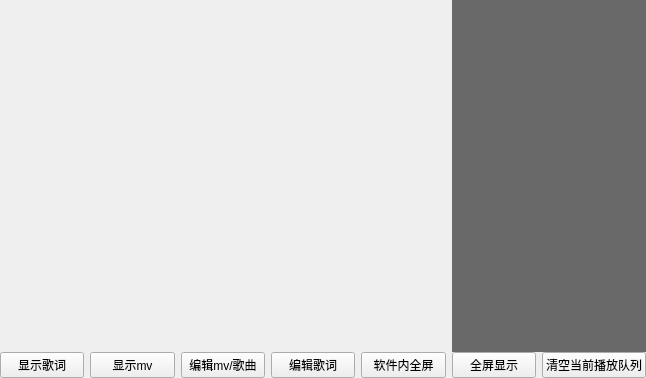
inportinitial/NMP3, file PlayMP4Page/playmp4page.ui: the form before one commit.
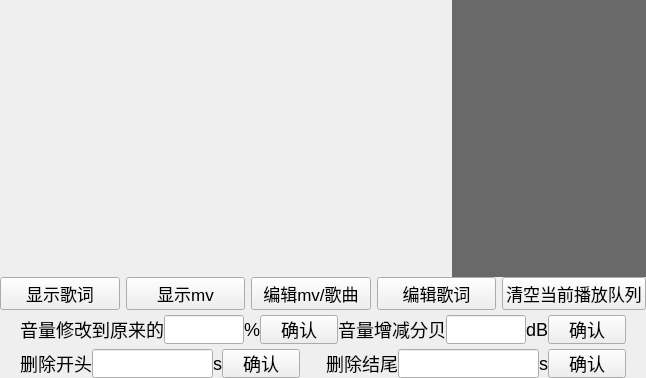
The form after the commit. Custom widgets are drawn as their Qt base class.

Diff of the .ui file:
```diff
--- a/PlayMP4Page/playmp4page.ui
+++ b/PlayMP4Page/playmp4page.ui
@@ -130,6 +130,14 @@
    </item>
    <item>
     <widget class="QFrame" name="frame_4">
+     <property name="font">
+      <font>
+       <pointsize>13</pointsize>
+      </font>
+     </property>
+     <property name="styleSheet">
+      <string notr="true"/>
+     </property>
      <property name="frameShape">
       <enum>QFrame::Shape::NoFrame</enum>
      </property>
@@ -177,20 +185,6 @@
         </property>
        </widget>
       </item>
-      <item>
-       <widget class="QPushButton" name="FullScreenInNMP3">
-        <property name="text">
-         <string>软件内全屏</string>
-        </property>
-       </widget>
-      </item>
-      <item>
-       <widget class="QPushButton" name="FullSreen">
-        <property name="text">
-         <string>全屏显示</string>
-        </property>
-       </widget>
-      </item>
       <item>
        <widget class="QPushButton" name="ClearNowPlayingSongList">
         <property name="text">
@@ -201,6 +195,432 @@
      </layout>
     </widget>
    </item>
+   <item>
+    <widget class="QFrame" name="SimpleEditSongFrame">
+     <property name="font">
+      <font>
+       <pointsize>-1</pointsize>
+      </font>
+     </property>
+     <property name="styleSheet">
+      <string notr="true">QObject{
+font-size: 18px;
+}
+QPushButton{
+padding-left : 20px;
+padding-right: 20px;
+}</string>
+     </property>
+     <property name="frameShape">
+      <enum>QFrame::Shape::NoFrame</enum>
+     </property>
+     <property name="frameShadow">
+      <enum>QFrame::Shadow::Raised</enum>
+     </property>
+     <layout class="QVBoxLayout" name="verticalLayout_3">
+      <property name="spacing">
+       <number>5</number>
+      </property>
+      <property name="leftMargin">
+       <number>0</number>
+      </property>
+      <property name="topMargin">
+       <number>5</number>
+      </property>
+      <property name="rightMargin">
+       <number>0</number>
+      </property>
+      <property name="bottomMargin">
+       <number>0</number>
+      </property>
+      <item>
+       <widget class="QFrame" name="frame_3">
+        <property name="font">
+         <font>
+          <pointsize>-1</pointsize>
+         </font>
+        </property>
+        <property name="frameShape">
+         <enum>QFrame::Shape::NoFrame</enum>
+        </property>
+        <property name="frameShadow">
+         <enum>QFrame::Shadow::Raised</enum>
+        </property>
+        <layout class="QHBoxLayout" name="horizontalLayout">
+         <property name="spacing">
+          <number>0</number>
+         </property>
+         <property name="leftMargin">
+          <number>20</number>
+         </property>
+         <property name="topMargin">
+          <number>0</number>
+         </property>
+         <property name="rightMargin">
+          <number>20</number>
+         </property>
+         <property name="bottomMargin">
+          <number>0</number>
+         </property>
+         <item>
+          <widget class="QFrame" name="frame_5">
+           <property name="frameShape">
+            <enum>QFrame::Shape::NoFrame</enum>
+           </property>
+           <property name="frameShadow">
+            <enum>QFrame::Shadow::Raised</enum>
+           </property>
+           <layout class="QHBoxLayout" name="horizontalLayout_3">
+            <property name="spacing">
+             <number>0</number>
+            </property>
+            <property name="leftMargin">
+             <number>0</number>
+            </property>
+            <property name="topMargin">
+             <number>0</number>
+            </property>
+            <property name="rightMargin">
+             <number>0</number>
+            </property>
+            <property name="bottomMargin">
+             <number>0</number>
+            </property>
+            <item>
+             <widget class="QLabel" name="label">
+              <property name="font">
+               <font>
+                <pointsize>-1</pointsize>
+               </font>
+              </property>
+              <property name="text">
+               <string>音量修改到原来的</string>
+              </property>
+              <property name="alignment">
+               <set>Qt::AlignmentFlag::AlignRight|Qt::AlignmentFlag::AlignTrailing|Qt::AlignmentFlag::AlignVCenter</set>
+              </property>
+             </widget>
+            </item>
+            <item>
+             <widget class="QLineEdit" name="InputPercentageOfAdjustTheSongVolumn">
+              <property name="sizePolicy">
+               <sizepolicy hsizetype="Preferred" vsizetype="Fixed">
+                <horstretch>0</horstretch>
+                <verstretch>0</verstretch>
+               </sizepolicy>
+              </property>
+              <property name="font">
+               <font>
+                <pointsize>-1</pointsize>
+               </font>
+              </property>
+             </widget>
+            </item>
+            <item>
+             <widget class="QLabel" name="label_3">
+              <property name="font">
+               <font>
+                <pointsize>-1</pointsize>
+               </font>
+              </property>
+              <property name="text">
+               <string>%</string>
+              </property>
+             </widget>
+            </item>
+            <item>
+             <widget class="QPushButton" name="ConfirmAdjustSongVolumeByPercentage">
+              <property name="sizePolicy">
+               <sizepolicy hsizetype="Preferred" vsizetype="Fixed">
+                <horstretch>0</horstretch>
+                <verstretch>0</verstretch>
+               </sizepolicy>
+              </property>
+              <property name="font">
+               <font>
+                <pointsize>-1</pointsize>
+               </font>
+              </property>
+              <property name="text">
+               <string>确认</string>
+              </property>
+             </widget>
+            </item>
+           </layout>
+          </widget>
+         </item>
+         <item>
+          <spacer name="horizontalSpacer">
+           <property name="orientation">
+            <enum>Qt::Orientation::Horizontal</enum>
+           </property>
+           <property name="sizeType">
+            <enum>QSizePolicy::Policy::Expanding</enum>
+           </property>
+           <property name="sizeHint" stdset="0">
+            <size>
+             <width>40</width>
+             <height>20</height>
+            </size>
+           </property>
+          </spacer>
+         </item>
+         <item>
+          <widget class="QFrame" name="frame_6">
+           <property name="frameShape">
+            <enum>QFrame::Shape::NoFrame</enum>
+           </property>
+           <property name="frameShadow">
+            <enum>QFrame::Shadow::Raised</enum>
+           </property>
+           <layout class="QHBoxLayout" name="horizontalLayout_5">
+            <property name="spacing">
+             <number>0</number>
+            </property>
+            <property name="leftMargin">
+             <number>0</number>
+            </property>
+            <property name="topMargin">
+             <number>0</number>
+            </property>
+            <property name="rightMargin">
+             <number>0</number>
+            </property>
+            <property name="bottomMargin">
+             <number>0</number>
+            </property>
+            <item>
+             <widget class="QLabel" name="label_2">
+              <property name="text">
+               <string>音量增减分贝</string>
+              </property>
+              <property name="alignment">
+               <set>Qt::AlignmentFlag::AlignRight|Qt::AlignmentFlag::AlignTrailing|Qt::AlignmentFlag::AlignVCenter</set>
+              </property>
+             </widget>
+            </item>
+            <item>
+             <widget class="QLineEdit" name="Input_dBOfAdjustTheSongVolumn">
+              <property name="sizePolicy">
+               <sizepolicy hsizetype="Preferred" vsizetype="Fixed">
+                <horstretch>0</horstretch>
+                <verstretch>0</verstretch>
+               </sizepolicy>
+              </property>
+             </widget>
+            </item>
+            <item>
+             <widget class="QLabel" name="label_4">
+              <property name="text">
+               <string>dB</string>
+              </property>
+             </widget>
+            </item>
+            <item>
+             <widget class="QPushButton" name="ConfirmAdjustSongVolumeBy_dB">
+              <property name="sizePolicy">
+               <sizepolicy hsizetype="Preferred" vsizetype="Fixed">
+                <horstretch>0</horstretch>
+                <verstretch>0</verstretch>
+               </sizepolicy>
+              </property>
+              <property name="text">
+               <string>确认</string>
+              </property>
+             </widget>
+            </item>
+           </layout>
+          </widget>
+         </item>
+        </layout>
+       </widget>
+      </item>
+      <item>
+       <widget class="QFrame" name="frame">
+        <property name="frameShape">
+         <enum>QFrame::Shape::NoFrame</enum>
+        </property>
+        <property name="frameShadow">
+         <enum>QFrame::Shadow::Raised</enum>
+        </property>
+        <layout class="QHBoxLayout" name="horizontalLayout_6">
+         <property name="spacing">
+          <number>5</number>
+         </property>
+         <property name="leftMargin">
+          <number>20</number>
+         </property>
+         <property name="topMargin">
+          <number>0</number>
+         </property>
+         <property name="rightMargin">
+          <number>20</number>
+         </property>
+         <property name="bottomMargin">
+          <number>0</number>
+         </property>
+         <item>
+          <widget class="QFrame" name="frame_7">
+           <property name="frameShape">
+            <enum>QFrame::Shape::NoFrame</enum>
+           </property>
+           <property name="frameShadow">
+            <enum>QFrame::Shadow::Raised</enum>
+           </property>
+           <layout class="QHBoxLayout" name="horizontalLayout_7">
+            <property name="spacing">
+             <number>0</number>
+            </property>
+            <property name="leftMargin">
+             <number>0</number>
+            </property>
+            <property name="topMargin">
+             <number>0</number>
+            </property>
+            <property name="rightMargin">
+             <number>0</number>
+            </property>
+            <property name="bottomMargin">
+             <number>0</number>
+            </property>
+            <item>
+             <widget class="QLabel" name="label_6">
+              <property name="text">
+               <string>删除开头</string>
+              </property>
+              <property name="alignment">
+               <set>Qt::AlignmentFlag::AlignRight|Qt::AlignmentFlag::AlignTrailing|Qt::AlignmentFlag::AlignVCenter</set>
+              </property>
+             </widget>
+            </item>
+            <item>
+             <widget class="QLineEdit" name="Input_RemoveFirstFewSeconds">
+              <property name="sizePolicy">
+               <sizepolicy hsizetype="Preferred" vsizetype="Fixed">
+                <horstretch>0</horstretch>
+                <verstretch>0</verstretch>
+               </sizepolicy>
+              </property>
+             </widget>
+            </item>
+            <item>
+             <widget class="QLabel" name="label_5">
+              <property name="sizePolicy">
+               <sizepolicy hsizetype="Preferred" vsizetype="Preferred">
+                <horstretch>0</horstretch>
+                <verstretch>0</verstretch>
+               </sizepolicy>
+              </property>
+              <property name="text">
+               <string>s</string>
+              </property>
+             </widget>
+            </item>
+            <item>
+             <widget class="QPushButton" name="Confirm_RemoveFirstFewSeconds">
+              <property name="sizePolicy">
+               <sizepolicy hsizetype="Preferred" vsizetype="Fixed">
+                <horstretch>0</horstretch>
+                <verstretch>0</verstretch>
+               </sizepolicy>
+              </property>
+              <property name="text">
+               <string>确认</string>
+              </property>
+             </widget>
+            </item>
+           </layout>
+          </widget>
+         </item>
+         <item>
+          <widget class="QFrame" name="frame_8">
+           <property name="frameShape">
+            <enum>QFrame::Shape::NoFrame</enum>
+           </property>
+           <property name="frameShadow">
+            <enum>QFrame::Shadow::Raised</enum>
+           </property>
+           <layout class="QHBoxLayout" name="horizontalLayout_8">
+            <property name="spacing">
+             <number>0</number>
+            </property>
+            <property name="leftMargin">
+             <number>0</number>
+            </property>
+            <property name="topMargin">
+             <number>0</number>
+            </property>
+            <property name="rightMargin">
+             <number>0</number>
+            </property>
+            <property name="bottomMargin">
+             <number>0</number>
+            </property>
+            <item>
+             <spacer name="horizontalSpacer_2">
+              <property name="orientation">
+               <enum>Qt::Orientation::Horizontal</enum>
+              </property>
+              <property name="sizeType">
+               <enum>QSizePolicy::Policy::Expanding</enum>
+              </property>
+              <property name="sizeHint" stdset="0">
+               <size>
+                <width>40</width>
+                <height>20</height>
+               </size>
+              </property>
+             </spacer>
+            </item>
+            <item>
+             <widget class="QLabel" name="label_7">
+              <property name="text">
+               <string>删除结尾</string>
+              </property>
+              <property name="alignment">
+               <set>Qt::AlignmentFlag::AlignRight|Qt::AlignmentFlag::AlignTrailing|Qt::AlignmentFlag::AlignVCenter</set>
+              </property>
+             </widget>
+            </item>
+            <item>
+             <widget class="QLineEdit" name="Input_RemovLastFewSeconds">
+              <property name="sizePolicy">
+               <sizepolicy hsizetype="Preferred" vsizetype="Fixed">
+                <horstretch>0</horstretch>
+                <verstretch>0</verstretch>
+               </sizepolicy>
+              </property>
+             </widget>
+            </item>
+            <item>
+             <widget class="QLabel" name="label_8">
+              <property name="text">
+               <string>s</string>
+              </property>
+             </widget>
+            </item>
+            <item>
+             <widget class="QPushButton" name="Confirm_RemoveLastFewSeconds">
+              <property name="sizePolicy">
+               <sizepolicy hsizetype="Preferred" vsizetype="Fixed">
+                <horstretch>0</horstretch>
+                <verstretch>0</verstretch>
+               </sizepolicy>
+              </property>
+              <property name="text">
+               <string>确认</string>
+              </property>
+             </widget>
+            </item>
+           </layout>
+          </widget>
+         </item>
+        </layout>
+       </widget>
+      </item>
+     </layout>
+    </widget>
+   </item>
   </layout>
  </widget>
  <customwidgets>
```
